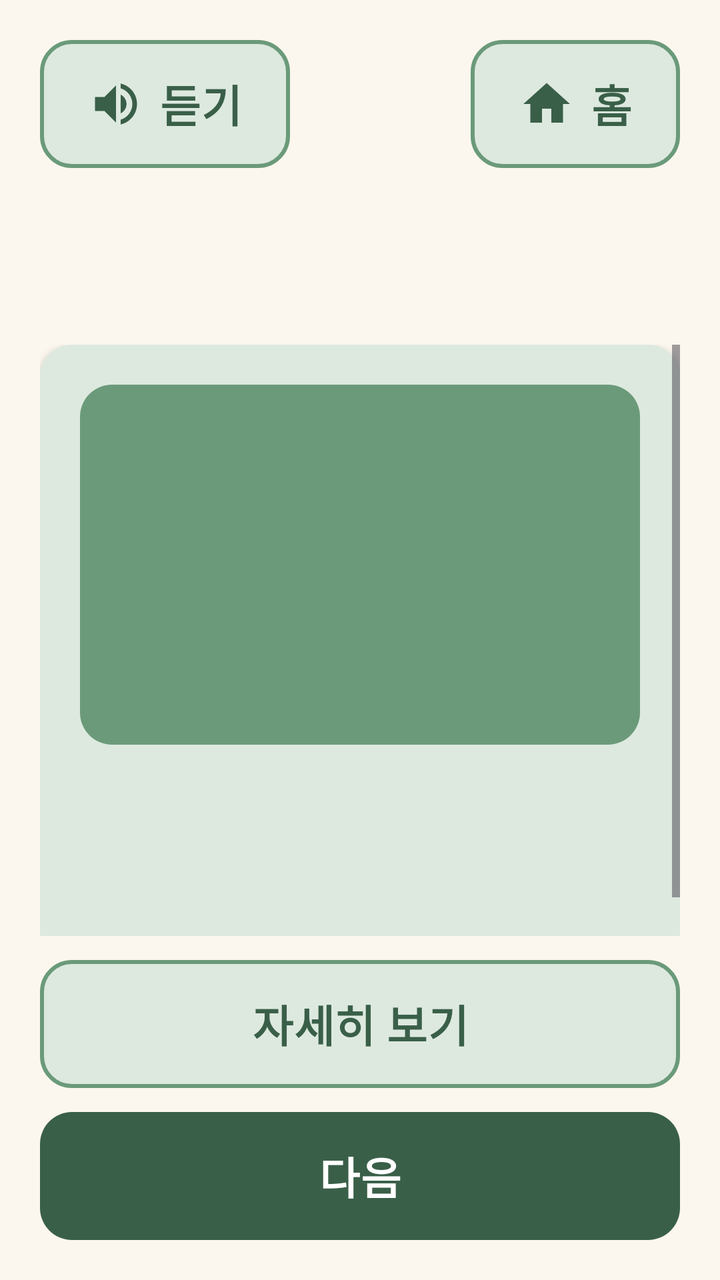
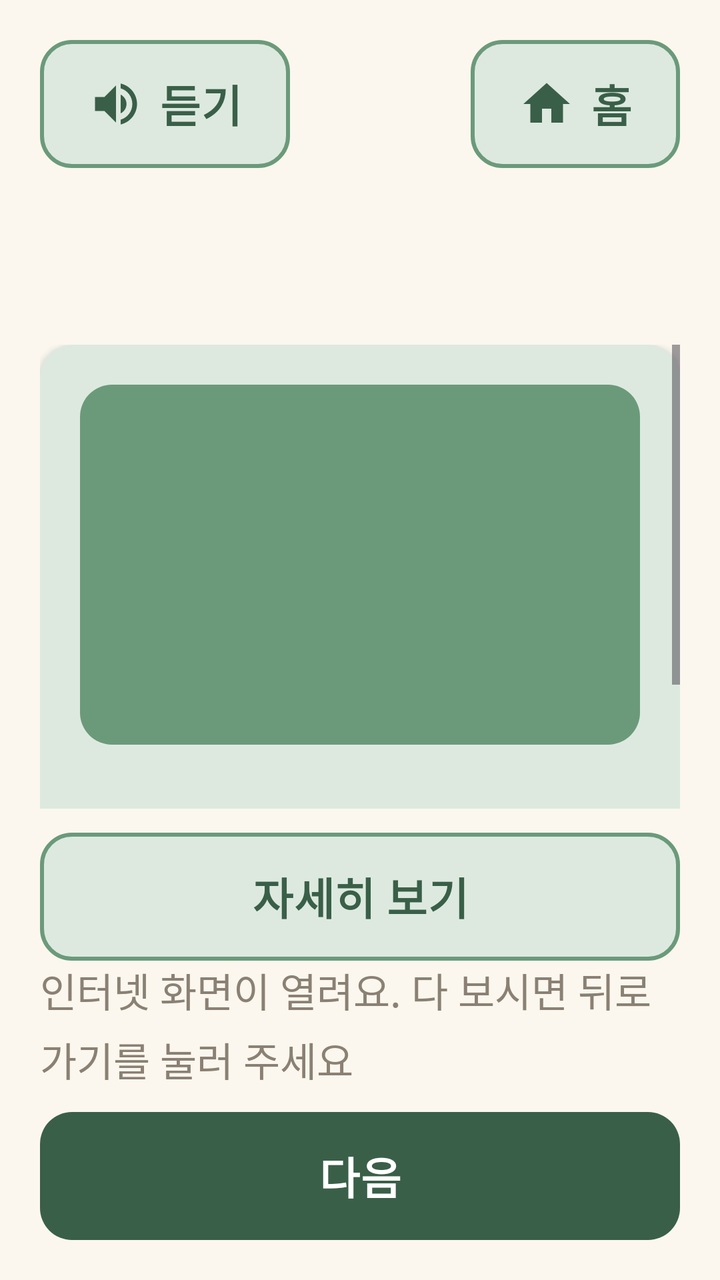

The first picture is an Android layout as it rendered before a commit; the second is the same layout after the commit. The layout source and the unified diff follow.
<!-- AndroidManifest.xml: application theme Theme.Dorawing -->
<!-- res/layout/activity_health_card.xml -->
<?xml version="1.0" encoding="utf-8"?>
<LinearLayout xmlns:android="http://schemas.android.com/apk/res/android"
    android:layout_width="match_parent"
    android:layout_height="match_parent"
    android:orientation="vertical"
    android:padding="@dimen/screen_padding">

    <include
        android:id="@+id/topBar"
        layout="@layout/view_top_bar" />

    <TextView
        android:id="@+id/tvProgress"
        style="@style/Text.Sub"
        android:layout_width="match_parent"
        android:layout_height="wrap_content" />

    <ScrollView
        android:layout_width="match_parent"
        android:layout_height="0dp"
        android:layout_marginTop="@dimen/gap"
        android:layout_weight="1">

        <com.google.android.material.card.MaterialCardView
            style="@style/Card"
            android:layout_width="match_parent"
            android:layout_height="wrap_content">

            <LinearLayout
                android:layout_width="match_parent"
                android:layout_height="wrap_content"
                android:orientation="vertical">

                
                <TextView
                    android:id="@+id/tvPicture"
                    android:layout_width="match_parent"
                    android:layout_height="180dp"
                    android:background="@drawable/bg_card_picture"
                    android:gravity="center"
                    android:textColor="@color/white"
                    android:textSize="@dimen/text_title"
                    android:textStyle="bold" />

                <TextView
                    android:id="@+id/tvCardTitle"
                    style="@style/Text.Title"
                    android:layout_width="match_parent"
                    android:layout_height="wrap_content"
                    android:layout_marginTop="@dimen/screen_padding" />

                <TextView
                    android:id="@+id/tvBody"
                    android:layout_width="match_parent"
                    android:layout_height="wrap_content"
                    android:layout_marginTop="@dimen/gap" />
            </LinearLayout>
        </com.google.android.material.card.MaterialCardView>
    </ScrollView>

    <com.google.android.material.button.MaterialButton
        android:id="@+id/btnMore"
        style="@style/Button.Secondary"
        android:layout_width="match_parent"
        android:layout_height="wrap_content"
        android:layout_marginTop="@dimen/gap"
        android:text="@string/card_more" />

    <com.google.android.material.button.MaterialButton
        android:id="@+id/btnNext"
        android:layout_width="match_parent"
        android:layout_height="wrap_content"
        android:layout_marginTop="@dimen/gap"
        android:text="@string/card_next" />
</LinearLayout>
<!-- res/layout/view_top_bar.xml (included above) -->
<?xml version="1.0" encoding="utf-8"?>
<LinearLayout xmlns:android="http://schemas.android.com/apk/res/android"
    xmlns:app="http://schemas.android.com/apk/res-auto"
    android:layout_width="match_parent"
    android:layout_height="wrap_content"
    android:orientation="vertical">

    <LinearLayout
        android:layout_width="match_parent"
        android:layout_height="wrap_content"
        android:gravity="center_vertical"
        android:orientation="horizontal">

        <com.google.android.material.button.MaterialButton
            android:id="@+id/btnSpeak"
            style="@style/Button.Secondary"
            android:layout_width="wrap_content"
            android:layout_height="wrap_content"
            android:text="@string/top_speak"
            app:icon="@drawable/ic_speaker" />

        <Space
            android:layout_width="0dp"
            android:layout_height="0dp"
            android:layout_weight="1" />

        <com.google.android.material.button.MaterialButton
            android:id="@+id/btnHome"
            style="@style/Button.Secondary"
            android:layout_width="wrap_content"
            android:layout_height="wrap_content"
            android:text="@string/top_home"
            app:icon="@drawable/ic_home" />
    </LinearLayout>

    <TextView
        android:id="@+id/tvTitle"
        style="@style/Text.Title"
        android:layout_width="match_parent"
        android:layout_height="wrap_content"
        android:layout_marginTop="@dimen/gap" />
</LinearLayout>
<!-- resources referenced by this layout -->
<resources>
  <color name="white">#FFFFFFFF</color>
  <dimen name="gap">12dp</dimen>
  <dimen name="screen_padding">20dp</dimen>
  <dimen name="text_title">28sp</dimen>
  <string name="card_more">자세히 보기</string>
  <string name="card_next">다음</string>
  <string name="top_home">홈</string>
  <string name="top_speak">듣기</string>
  <style name="Text.Sub" parent="Text.Body">
          <item name="android:textColor">@color/text_sub</item>
      </style>
  <style name="Text.Title" parent="Text.Body">
          <item name="android:textSize">@dimen/text_title</item>
          <item name="android:textStyle">bold</item>
          <item name="android:textColor">@color/green_dark</item>
      </style>
  <style name="Theme.Dorawing" parent="Theme.Material3.Light.NoActionBar">
          <item name="colorPrimary">@color/green_dark</item>
          <item name="colorOnPrimary">@color/white</item>
          <item name="colorSecondary">@color/coral_dark</item>
          <item name="colorOnSecondary">@color/white</item>
          <item name="android:colorBackground">@color/cream</item>
          <item name="colorSurface">@color/cream</item>
          <item name="colorOnSurface">@color/text_main</item>
          <item name="android:windowBackground">@color/cream</item>
          <item name="android:windowLightStatusBar">true</item>
          <item name="android:windowLightNavigationBar" tools:targetApi="27">true</item>
          
          <item name="android:textViewStyle">@style/Text.Body</item>
          <item name="materialButtonStyle">@style/Button.Primary</item>
      </style>
  <color name="green_mid">#6B9A7A</color>
  <dimen name="corner">16dp</dimen>
  <color name="green_light">#DDE9DF</color>
  <color name="green_dark">#3A5F48</color>
  <dimen name="button_stroke">2dp</dimen>
  <dimen name="card_elevation">2dp</dimen>
  <dimen name="card_padding">20dp</dimen>
  <style name="Text.Body" parent="Widget.MaterialComponents.TextView">
          <item name="android:textSize">@dimen/text_body</item>
          <item name="android:textColor">@color/text_main</item>
          <item name="android:lineSpacingMultiplier">1.2</item>
      </style>
  <color name="text_sub">#8A8073</color>
  <color name="coral_dark">#C85A41</color>
  <color name="cream">#FBF7EE</color>
  <color name="text_main">#2E2A24</color>
  <dimen name="button_height">64dp</dimen>
  <dimen name="text_button">22sp</dimen>
  <dimen name="icon_size">28dp</dimen>
  <dimen name="text_body">20sp</dimen>
  <!-- unchanged entries left out for length: 6 -->
</resources>

<!-- the commit's change to res/layout/activity_health_card.xml (unified diff, before → after) -->
@@ -66,6 +66,13 @@
         android:layout_marginTop="@dimen/gap"
         android:text="@string/card_more" />
 
+    <TextView
+        android:id="@+id/tvMoreHelp"
+        style="@style/Text.Sub"
+        android:layout_width="match_parent"
+        android:layout_height="wrap_content"
+        android:text="@string/card_more_help" />
+
     <com.google.android.material.button.MaterialButton
         android:id="@+id/btnNext"
         android:layout_width="match_parent"
<!-- resource entries referenced after the edit -->
@@ -5,6 +5,7 @@
   <dimen name="screen_padding">20dp</dimen>
   <dimen name="text_title">28sp</dimen>
   <string name="card_more">자세히 보기</string>
+  <string name="card_more_help">인터넷 화면이 열려요. 다 보시면 뒤로 가기를 눌러 주세요</string>
   <string name="card_next">다음</string>
   <string name="top_home">홈</string>
   <string name="top_speak">듣기</string>
@@ -30,6 +31,7 @@
           
           <item name="android:textViewStyle">@style/Text.Body</item>
           <item name="materialButtonStyle">@style/Button.Primary</item>
+          <item name="materialAlertDialogTheme">@style/ThemeOverlay.Dorawing.Dialog</item>
       </style>
   <color name="green_mid">#6B9A7A</color>
   <dimen name="corner">16dp</dimen>
@@ -47,10 +49,29 @@
   <color name="coral_dark">#C85A41</color>
   <color name="cream">#FBF7EE</color>
   <color name="text_main">#2E2A24</color>
+  <style name="ThemeOverlay.Dorawing.Dialog" parent="ThemeOverlay.Material3.MaterialAlertDialog">
+          <item name="materialAlertDialogTitleTextStyle">@style/Dialog.Title</item>
+          <item name="materialAlertDialogBodyTextStyle">@style/Dialog.Body</item>
+          <item name="buttonBarPositiveButtonStyle">@style/Dialog.Button</item>
+          <item name="buttonBarNegativeButtonStyle">@style/Dialog.Button</item>
+      </style>
   <dimen name="button_height">64dp</dimen>
   <dimen name="text_button">22sp</dimen>
   <dimen name="icon_size">28dp</dimen>
   <dimen name="text_body">20sp</dimen>
+  <style name="Dialog.Title" parent="MaterialAlertDialog.Material3.Title.Text">
+          <item name="android:textSize">@dimen/text_title</item>
+          <item name="android:textColor">@color/green_dark</item>
+      </style>
+  <style name="Dialog.Body" parent="MaterialAlertDialog.Material3.Body.Text">
+          <item name="android:textSize">@dimen/text_body</item>
+          <item name="android:textColor">@color/text_main</item>
+      </style>
+  <style name="Dialog.Button" parent="Widget.Material3.Button.TextButton.Dialog">
+          <item name="android:textSize">@dimen/text_button</item>
+          <item name="android:minHeight">@dimen/button_height</item>
+          <item name="android:textColor">@color/green_dark</item>
+      </style>
   <!-- unchanged entries left out for length: 6 -->
 </resources>
 
